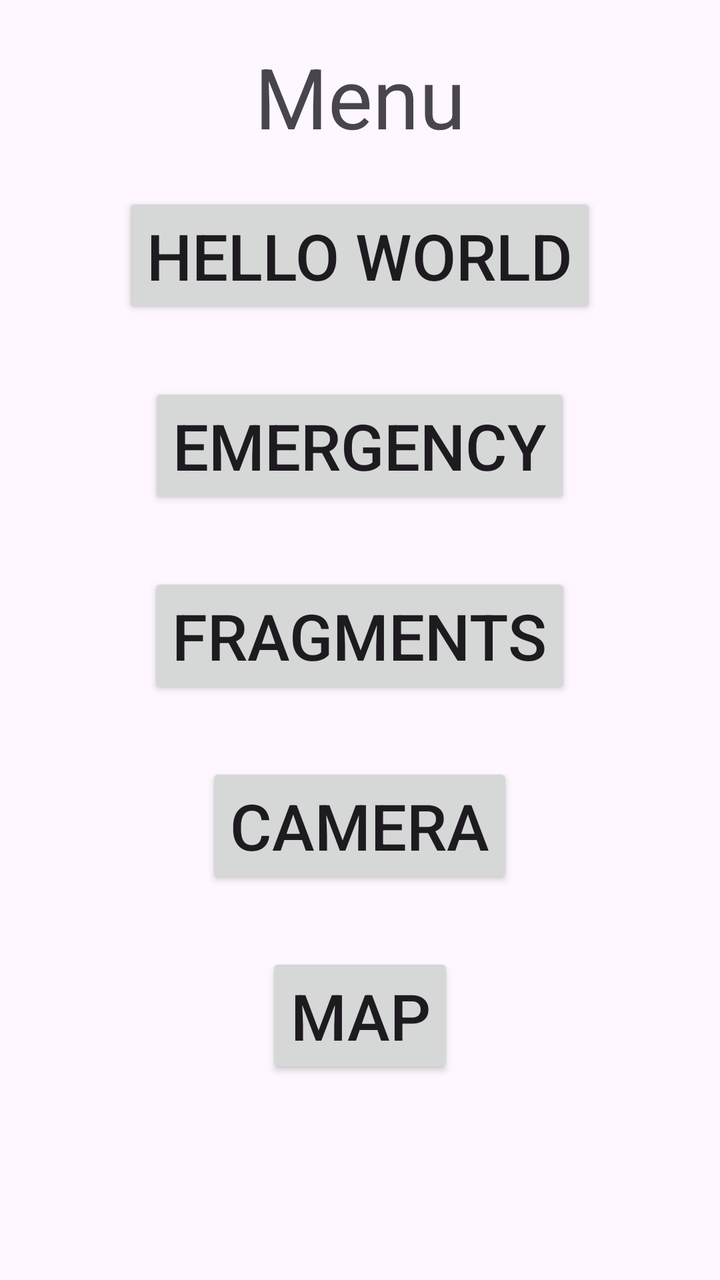
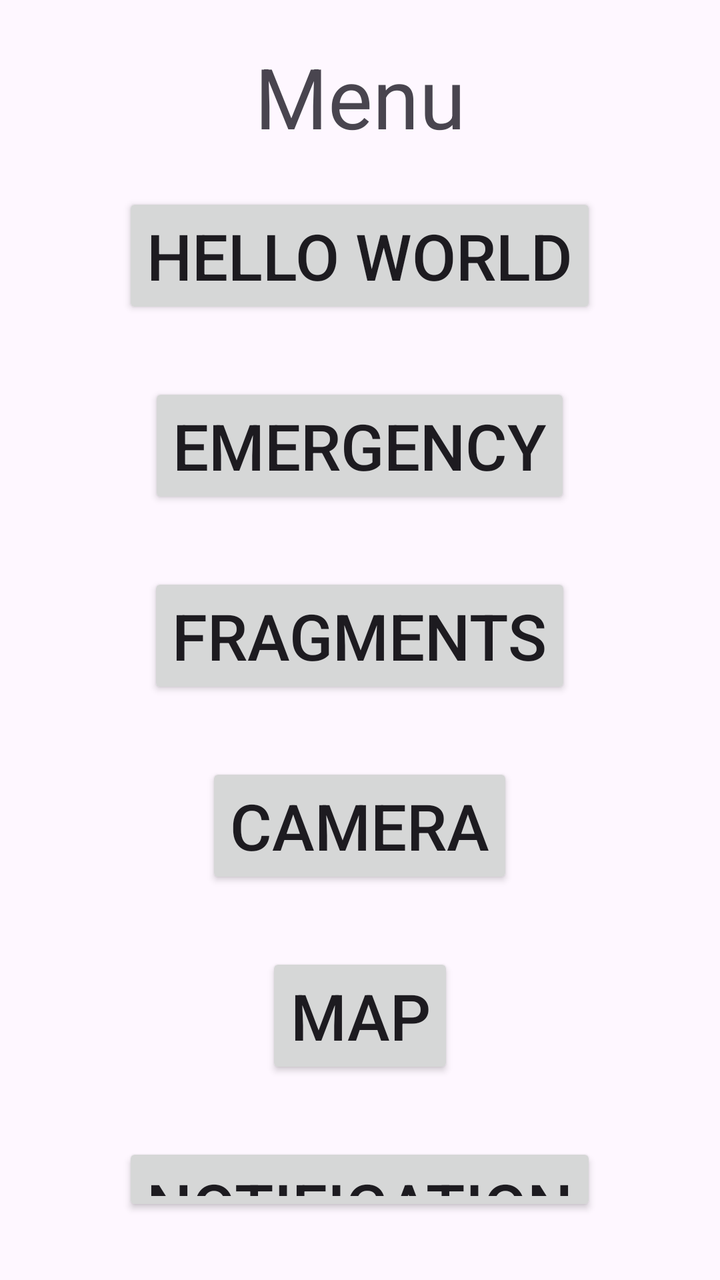

Two renders of the same Android screen: before a commit and after it. Below are the layout's source before the change and the commit's diff.
<!-- AndroidManifest.xml: application theme Theme.AndroidWorkshop -->
<!-- res/layout/activity_menu.xml -->
<?xml version="1.0" encoding="utf-8"?>
<LinearLayout xmlns:android="http://schemas.android.com/apk/res/android"
    xmlns:app="http://schemas.android.com/apk/res-auto"
    xmlns:tools="http://schemas.android.com/tools"
    android:id="@+id/main"
    android:layout_width="match_parent"
    android:layout_height="match_parent"
    android:orientation="vertical"
    tools:context=".MenuActivity">

    <TextView
        android:id="@+id/textView"
        android:layout_width="match_parent"
        android:layout_height="wrap_content"
        android:textSize="42sp"
        android:gravity="center"
        android:layout_marginVertical="20dp"
        android:text="Menu" />

    <Button
        android:id="@+id/menubtn"
        android:layout_width="wrap_content"
        android:textSize="32sp"
        android:layout_height="wrap_content"
        android:text="Hello world"
        android:layout_gravity="center_horizontal"
        />

    <Button
        android:id="@+id/emergency"
        android:layout_width="wrap_content"
        android:textSize="32sp"
        android:layout_height="wrap_content"
        android:text="Emergency"
        android:layout_marginVertical="32dp"
        android:layout_gravity="center_horizontal"
        />

    <Button
        android:id="@+id/frag"
        android:layout_width="wrap_content"
        android:textSize="32sp"
        android:layout_height="wrap_content"
        android:text="Fragments"
        android:layout_gravity="center_horizontal"
        />

    <Button
        android:id="@+id/cam"
        android:layout_width="wrap_content"
        android:textSize="32sp"
        android:layout_height="wrap_content"
        android:text="Camera"
        android:layout_marginVertical="32dp"
        android:layout_gravity="center_horizontal"
        />

    <Button
        android:id="@+id/mapBtn"
        android:layout_width="wrap_content"
        android:textSize="32sp"
        android:layout_height="wrap_content"
        android:text="Map"
        android:layout_gravity="center_horizontal"
        />
</LinearLayout>
<!-- resources referenced by this layout -->
<resources>
  <style name="Theme.AndroidWorkshop" parent="Base.Theme.AndroidWorkshop" />
  <style name="Base.Theme.AndroidWorkshop" parent="Theme.Material3.DayNight.NoActionBar">
          
          
      </style>
</resources>

<!-- the commit's change to res/layout/activity_menu.xml (unified diff, before → after) -->
@@ -63,4 +63,14 @@
         android:text="Map"
         android:layout_gravity="center_horizontal"
         />
+
+    <Button
+        android:id="@+id/notif"
+        android:layout_width="wrap_content"
+        android:textSize="32sp"
+        android:layout_height="wrap_content"
+        android:text="Notification"
+        android:layout_marginVertical="32dp"
+        android:layout_gravity="center_horizontal"
+        />
 </LinearLayout>
